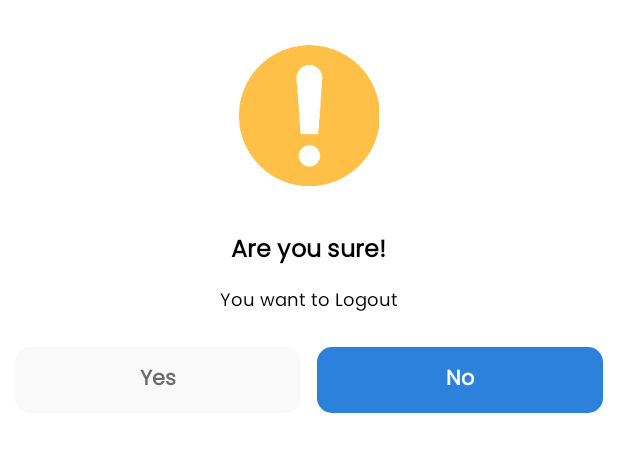
After one commit to sivaneshkkf/Notes, an Android app: the layout popup_logout_confirmation.xml on its own in the app's theme, with its tools: preview values and no code run, on a phone screen of 412 x 824 dp. The commit adds this screen. Shown: the top 452 px of the screen. Run offline under Robolectric (Android 15) with nearby library versions, the phone set to English and light mode, and no system bars.

Commit message:
adith today second commit 1th

```diff
--- a/app/build.gradle
+++ b/app/build.gradle
@@ -77,5 +77,7 @@ dependencies {
     implementation 'androidx.swiperefreshlayout:swiperefreshlayout:1.1.0'
 // lottifile
     implementation "com.airbnb.android:lottie:3.7.0"
+    //to select image from camera and from gallery
+    implementation 'com.myhexaville:smart-image-picker:1.0.4'
 
 }
--- a/app/src/main/java/com/example/my_notes/Activity/Edit_Profile_Activity.java
+++ b/app/src/main/java/com/example/my_notes/Activity/Edit_Profile_Activity.java
@@ -2,6 +2,7 @@ package com.example.my_notes.Activity;
 
 import static com.example.my_notes.Utils.InputValidator.isValidEmail;
 
+import androidx.appcompat.app.AlertDialog;
 import androidx.appcompat.app.AppCompatActivity;
 import androidx.core.app.ActivityCompat;
 import androidx.core.content.ContextCompat;
@@ -26,6 +27,7 @@ import com.example.my_notes.API.APIStatus;
 import com.example.my_notes.API.APPConstants;
 import com.example.my_notes.MainActivity;
 import com.example.my_notes.R;
+import com.example.my_notes.Utils.DialogUtils;
 import com.example.my_notes.Utils.NetworkController;
 import com.example.my_notes.databinding.ActivityEditProfileBinding;
 import com.google.android.material.textfield.TextInputLayout;
@@ -45,7 +47,7 @@ ActivityEditProfileBinding binding;
 
     SharedPreferences insertdata;
     ImagePicker imagePicker;
-
+    AlertDialog dialogLoading;
     String email,password1;
     SharedPreferences.Editor editor;
     String userid,name,mail,userregId,password;
@@ -58,6 +60,7 @@ ActivityEditProfileBinding binding;
 
         @Override
         public void taskFinish(APIStatus apiStatus, String tag, JSONObject response, String message, Bundle bundle) {
+            DialogUtils.dismissLoading(dialogLoading, null, null);
             try {
                 if(tag.equalsIgnoreCase("viewProfile")){
                     if (response.getBoolean("status")){
@@ -100,6 +103,7 @@ ActivityEditProfileBinding binding;
         binding = ActivityEditProfileBinding.inflate(getLayoutInflater());
         setContentView(binding.getRoot());
         activity=this;
+        dialogLoading = DialogUtils.createLoading(this);
 
         insertdata= getSharedPreferences("img",MODE_PRIVATE);
         insertdata = getSharedPreferences("userID", Context.MODE_PRIVATE);
@@ -224,7 +228,7 @@ ActivityEditProfileBinding binding;
         Map<String,String> map=new HashMap<>();
 
         map.put("userid",userid);
-
+        dialogLoading.show();
         NetworkController.getInstance().callApiPost(activity, APPConstants.MAIN_URL+"viewProfile",map,"viewProfile",new Bundle(),apiCallbacks);
     }
     public void updateprofilecallapi(){
--- a/app/src/main/java/com/example/my_notes/Fragment/Notes_Fragment.java
+++ b/app/src/main/java/com/example/my_notes/Fragment/Notes_Fragment.java
@@ -44,7 +44,6 @@ public class Notes_Fragment extends Fragment {
 
     FragmentNotesBinding binding;
     AlertDialog dialogLoading;
-
     AlertDialog deleteDialog;
 
     PopupdeleteBinding popupdeleteBinding;
@@ -114,6 +113,8 @@ public class Notes_Fragment extends Fragment {
         deleteDialog=DialogUtils.getCustomAlertDialog(getActivity(),popupdeleteBinding.getRoot());
         deleteDialog.getWindow().setBackgroundDrawable(ContextCompat.getDrawable(popupdeleteBinding.getRoot().getContext(), R.drawable.background));
 
+        dialogLoading = DialogUtils.createLoading(getActivity());
+        dialogLoading.show();
 
         insertdata = getContext().getSharedPreferences("userID", Context.MODE_PRIVATE);
         editor = insertdata.edit();
@@ -177,7 +178,6 @@ public class Notes_Fragment extends Fragment {
     public void callapi(String userID) {
         Map<String, String> map = new HashMap<>();
         map.put("userid", userID);
-
         NetworkController.getInstance().callApiPost(getActivity(), APPConstants.MAIN_URL + "notesList", map, "notesList", new Bundle(), apiCallbacks);
     }
 
--- a/app/src/main/java/com/example/my_notes/Fragment/Task_Fragment.java
+++ b/app/src/main/java/com/example/my_notes/Fragment/Task_Fragment.java
@@ -121,6 +121,9 @@ public class Task_Fragment extends Fragment {
         deleteDialog=DialogUtils.getCustomAlertDialog(getActivity(),popupdeleteBinding.getRoot());
         deleteDialog.getWindow().setBackgroundDrawable(ContextCompat.getDrawable(popupdeleteBinding.getRoot().getContext(), R.drawable.background));
 
+        dialogLoading = DialogUtils.createLoading(getActivity());
+        dialogLoading.show();
+
         insertdata = getContext().getSharedPreferences("userID", Context.MODE_PRIVATE);
         editor = insertdata.edit();
         userID = String.valueOf(insertdata.getInt("userid", 0));
@@ -188,7 +191,6 @@ public class Task_Fragment extends Fragment {
     public void callapi(String userID) {
         Map<String, String> map = new HashMap<>();
         map.put("userid", userID);
-
         NetworkController.getInstance().callApiPost(getActivity(), APPConstants.MAIN_URL + "taskList", map, "taskList", new Bundle(), apiCallbacks);
     }
 
--- a/app/src/main/java/com/example/my_notes/MainActivity.java
+++ b/app/src/main/java/com/example/my_notes/MainActivity.java
@@ -40,6 +40,7 @@ import com.example.my_notes.Utils.NetworkController;
 
 import com.example.my_notes.databinding.ActivityMainBinding;
 import com.example.my_notes.databinding.HeaderMenuBinding;
+import com.example.my_notes.databinding.PopupLogoutConfirmationBinding;
 import com.example.my_notes.databinding.PopupSelectionBinding;
 import com.google.android.material.bottomnavigation.BottomNavigationView;
 import com.google.android.material.navigation.NavigationView;
@@ -55,10 +56,14 @@ import java.util.Map;
 
 public class MainActivity extends AppCompatActivity {
     ActivityMainBinding binding;
+
+    PopupLogoutConfirmationBinding logoutpopup;
+    AlertDialog alertlogout;
+
     Activity activity;
     SharedPreferences insertdata;
     SharedPreferences.Editor editor;
-    String userID = "";
+    //String userID = "";
     String notesCount = "";
 
     HeaderMenuBinding headerMenuBinding;
@@ -131,6 +136,9 @@ public class MainActivity extends AppCompatActivity {
         setContentView(binding.getRoot());
         activity = this;
 
+        logoutpopup = PopupLogoutConfirmationBinding.inflate(getLayoutInflater());
+        alertlogout=DialogUtils.getCustomAlertDialog(activity,logoutpopup.getRoot());
+        alertlogout.getWindow().setBackgroundDrawable(ContextCompat.getDrawable(logoutpopup.getRoot().getContext(), R.drawable.background));
 
         //for popup view
         popupBinding = PopupSelectionBinding.inflate(getLayoutInflater());
@@ -154,10 +162,25 @@ public class MainActivity extends AppCompatActivity {
         binding.logoutBtn.setOnClickListener(new View.OnClickListener() {
             @Override
             public void onClick(View v) {
+                alertlogout.show();
+
+            }
+        });
+
+        logoutpopup.yes.setOnClickListener(new View.OnClickListener() {
+            @Override
+            public void onClick(View v) {
                 deleteSharedPreferences("userID");
                 Intent intent = new Intent(MainActivity.this, Login_Activity.class);
                 startActivity(intent);
                 finish();
+            }
+        });
+
+        logoutpopup.no.setOnClickListener(new View.OnClickListener() {
+            @Override
+            public void onClick(View v) {
+                alertlogout.dismiss();
             }
         });
 
--- /dev/null
+++ b/app/src/main/res/layout/popup_logout_confirmation.xml
@@ -0,0 +1,83 @@
+<?xml version="1.0" encoding="utf-8"?>
+<LinearLayout xmlns:android="http://schemas.android.com/apk/res/android"
+    android:layout_width="match_parent"
+    android:layout_height="match_parent"
+    android:orientation="vertical"
+    android:background="@drawable/background"
+    android:backgroundTint="@color/white"
+    android:padding="10dp">
+
+    <ImageView
+        android:layout_marginTop="20dp"
+        android:layout_width="wrap_content"
+        android:layout_height="wrap_content"
+        android:src="@drawable/warning_img"
+        android:layout_gravity="center">
+
+    </ImageView>
+
+    <TextView
+        android:layout_width="wrap_content"
+        android:layout_height="wrap_content"
+        android:textColor="@color/black"
+        android:textSize="16sp"
+        android:text="Are you sure!"
+        android:textStyle="bold"
+        android:layout_gravity="center"
+        android:gravity="center"
+        android:layout_marginTop="30dp">
+
+    </TextView>
+    <TextView
+        android:layout_width="wrap_content"
+        android:layout_height="wrap_content"
+        android:textColor="@color/black"
+        android:textSize="12sp"
+        android:text="You want to Logout"
+        android:layout_gravity="center"
+        android:gravity="center"
+        android:layout_marginTop="10dp">
+
+    </TextView>
+
+    <LinearLayout
+        android:layout_width="match_parent"
+        android:layout_height="wrap_content"
+        android:orientation="horizontal"
+        android:layout_marginTop="20dp"
+        android:layout_marginBottom="20dp">
+        <TextView
+            android:id="@+id/yes"
+            android:layout_width="match_parent"
+            android:layout_height="wrap_content"
+            android:layout_weight="1"
+            android:textStyle="bold"
+            android:text="Yes"
+            android:textSize="14sp"
+            android:textColor="@color/gray"
+            android:background="@drawable/background"
+            android:backgroundTint="@color/text_box_color"
+            android:paddingVertical="10dp"
+            android:layout_gravity="center"
+            android:layout_marginRight="5dp"
+            android:gravity="center">
+        </TextView>
+        <TextView
+            android:id="@+id/no"
+            android:layout_width="match_parent"
+            android:layout_height="wrap_content"
+            android:layout_weight="1"
+            android:textStyle="bold"
+            android:text="No"
+            android:textSize="14sp"
+            android:textColor="@color/white"
+            android:background="@drawable/background"
+            android:backgroundTint="@color/blue"
+            android:paddingVertical="10dp"
+            android:layout_gravity="center"
+            android:layout_marginLeft="5dp"
+            android:gravity="center">
+        </TextView>
+    </LinearLayout>
+
+</LinearLayout>
```
